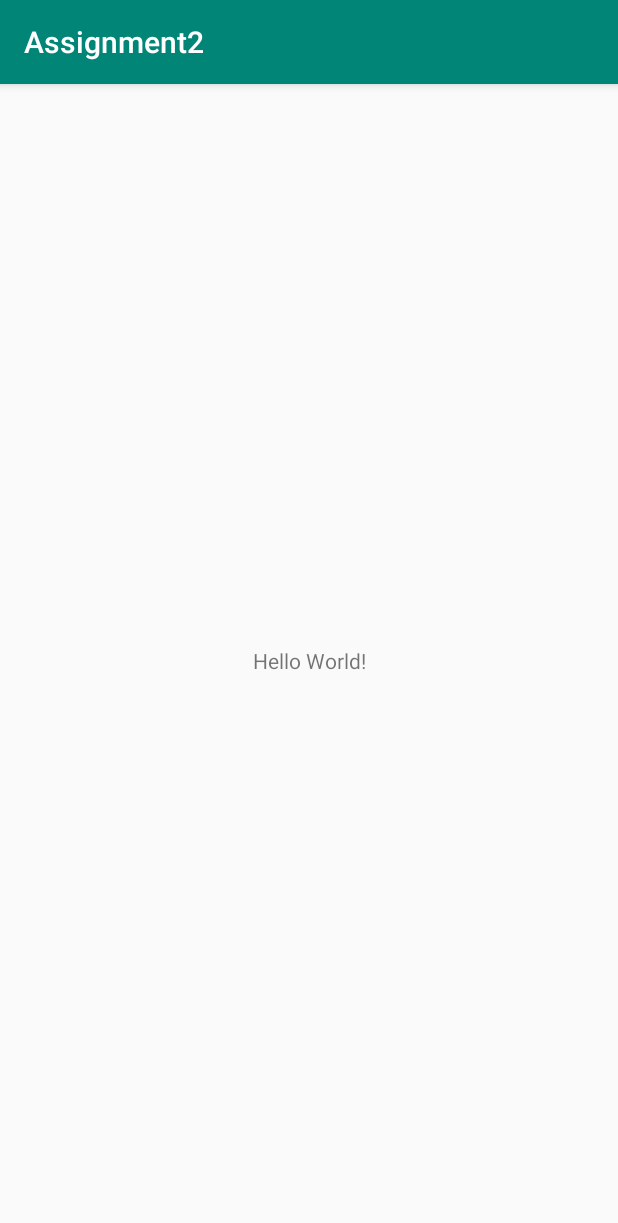
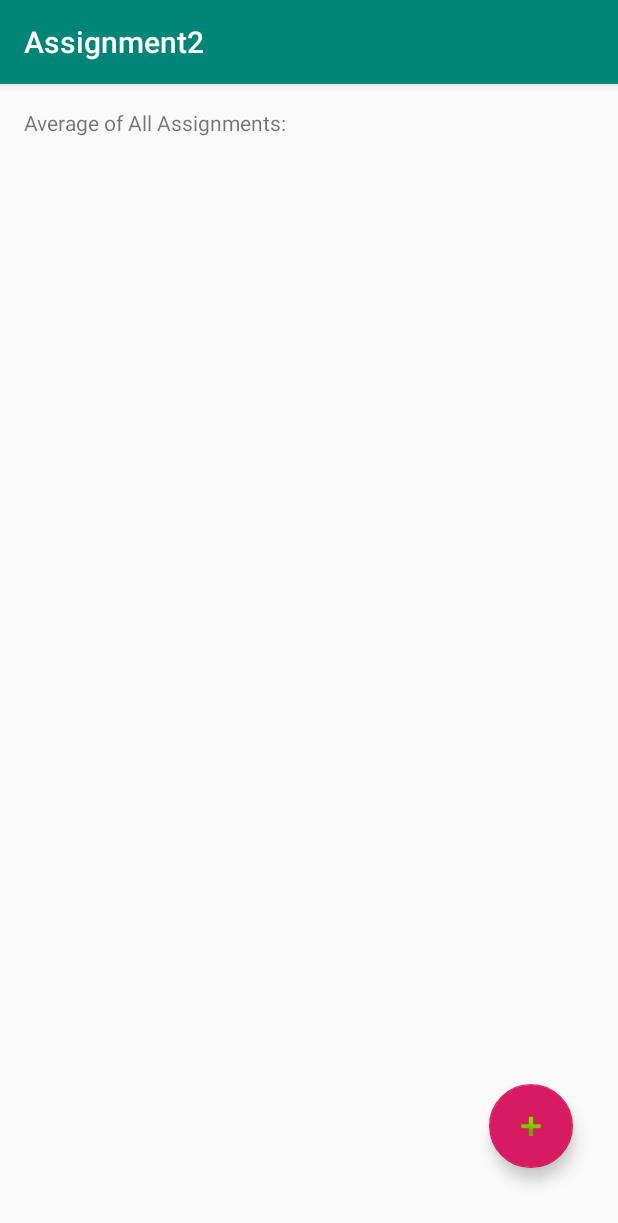
Before and after one commit to DPigeon/DataGrade, an Android app: the screen it shows after launch (MainActivity), on a phone screen of 412 x 824 dp. Shown: the top 1223 px of the screen. Run offline under Robolectric (Android 15) with nearby library versions, the phone set to English and light mode, and no system bars.

Commit message:
Floating button and text views on main activity

```diff
--- a/app/build.gradle
+++ b/app/build.gradle
@@ -25,4 +25,5 @@ dependencies {
     testImplementation 'junit:junit:4.12'
     androidTestImplementation 'androidx.test.ext:junit:1.1.0'
     androidTestImplementation 'androidx.test.espresso:espresso-core:3.1.1'
+    implementation 'com.google.android.material:material:1.1.0'
 }
--- a/app/src/main/res/layout/activity_main.xml
+++ b/app/src/main/res/layout/activity_main.xml
@@ -7,12 +7,27 @@
     tools:context=".MainActivity">
 
     <TextView
+        android:id="@+id/textView"
         android:layout_width="wrap_content"
         android:layout_height="wrap_content"
-        android:text="Hello World!"
-        app:layout_constraintBottom_toBottomOf="parent"
+        android:layout_marginStart="16dp"
+        android:layout_marginTop="16dp"
+        android:text="Average of All Assignments:"
+        app:layout_constraintHorizontal_bias="0.068"
         app:layout_constraintLeft_toLeftOf="parent"
         app:layout_constraintRight_toRightOf="parent"
+        app:layout_constraintStart_toStartOf="parent"
         app:layout_constraintTop_toTopOf="parent" />
 
+    <com.google.android.material.floatingactionbutton.FloatingActionButton
+        android:id="@+id/floatingActionButton2"
+        android:layout_width="wrap_content"
+        android:layout_height="wrap_content"
+        android:layout_marginEnd="30dp"
+        android:layout_marginBottom="45dp"
+        android:clickable="true"
+        app:layout_constraintBottom_toBottomOf="parent"
+        app:layout_constraintEnd_toEndOf="parent"
+        app:srcCompat="@android:drawable/ic_input_add" />
+
 </androidx.constraintlayout.widget.ConstraintLayout>
```
